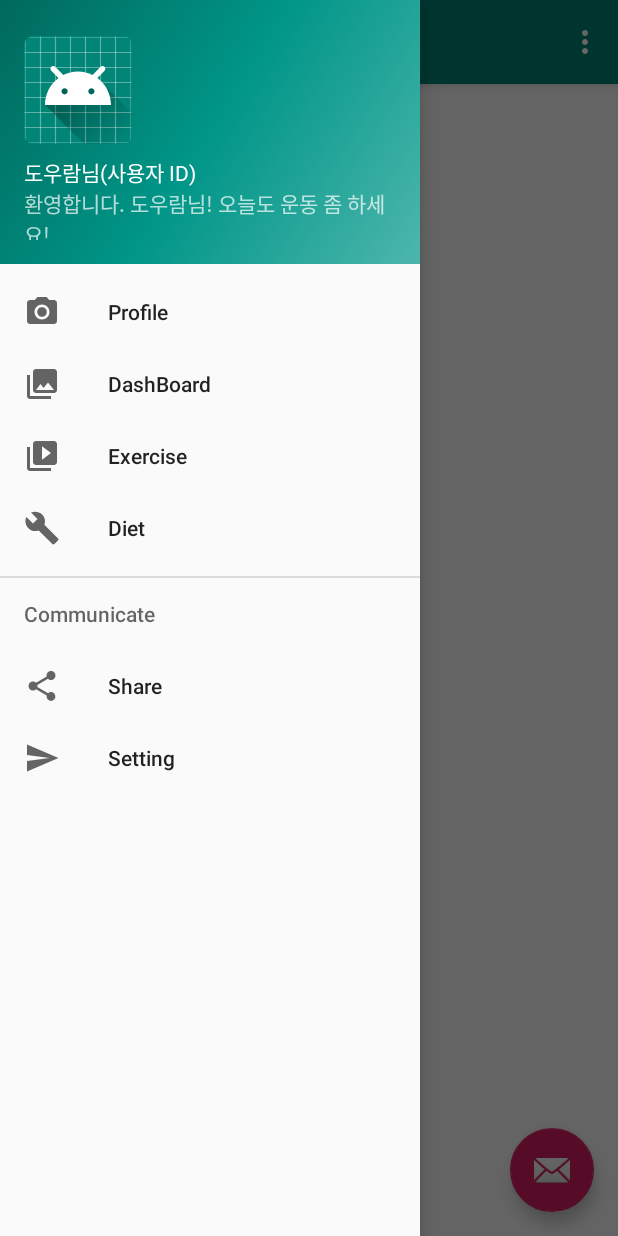
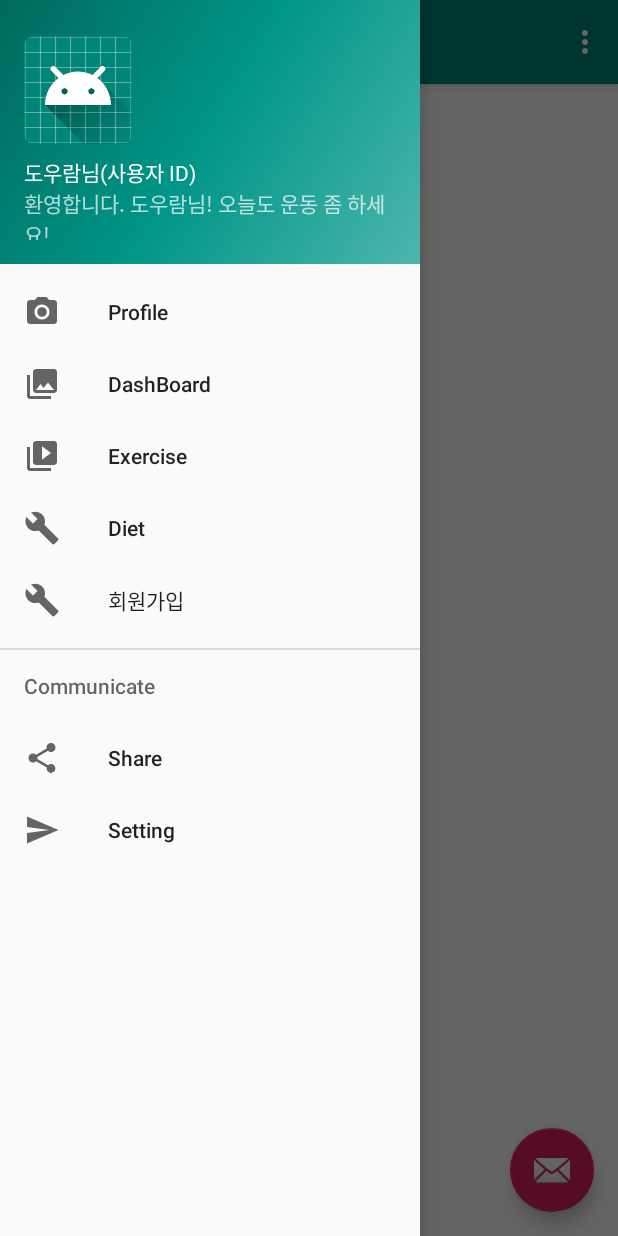
Before and after one commit to pspsp456/NavigateActivityTest, an Android app: the screen it shows after launch (MainActivity), with the side drawer open, on a phone screen of 412 x 824 dp. Run offline under Robolectric (Android 15) with nearby library versions, the phone set to English and light mode, and no system bars.

Commit message:
회원가입 생성

```diff
--- a/app/src/main/res/menu/activity_main_drawer.xml
+++ b/app/src/main/res/menu/activity_main_drawer.xml
@@ -20,6 +20,10 @@
             android:id="@+id/nav_diet"
             android:icon="@drawable/ic_menu_manage"
             android:title="@string/nav_drawable_diet" />
+        <item
+            android:id="@+id/nav_sign_up"
+            android:icon="@drawable/ic_menu_manage"
+            android:title="@string/signup" />
     </group>
 
     <item android:title="Communicate">
--- a/app/src/main/res/values/strings.xml
+++ b/app/src/main/res/values/strings.xml
@@ -11,5 +11,6 @@
     <string name="nav_drawable_exercise">Exercise</string>
     <string name="nav_drawable_diet">Diet</string>
     <string name="nav_drawable_setting">Setting</string>
+    <string name="signup">회원가입</string>
 
 </resources>
```
